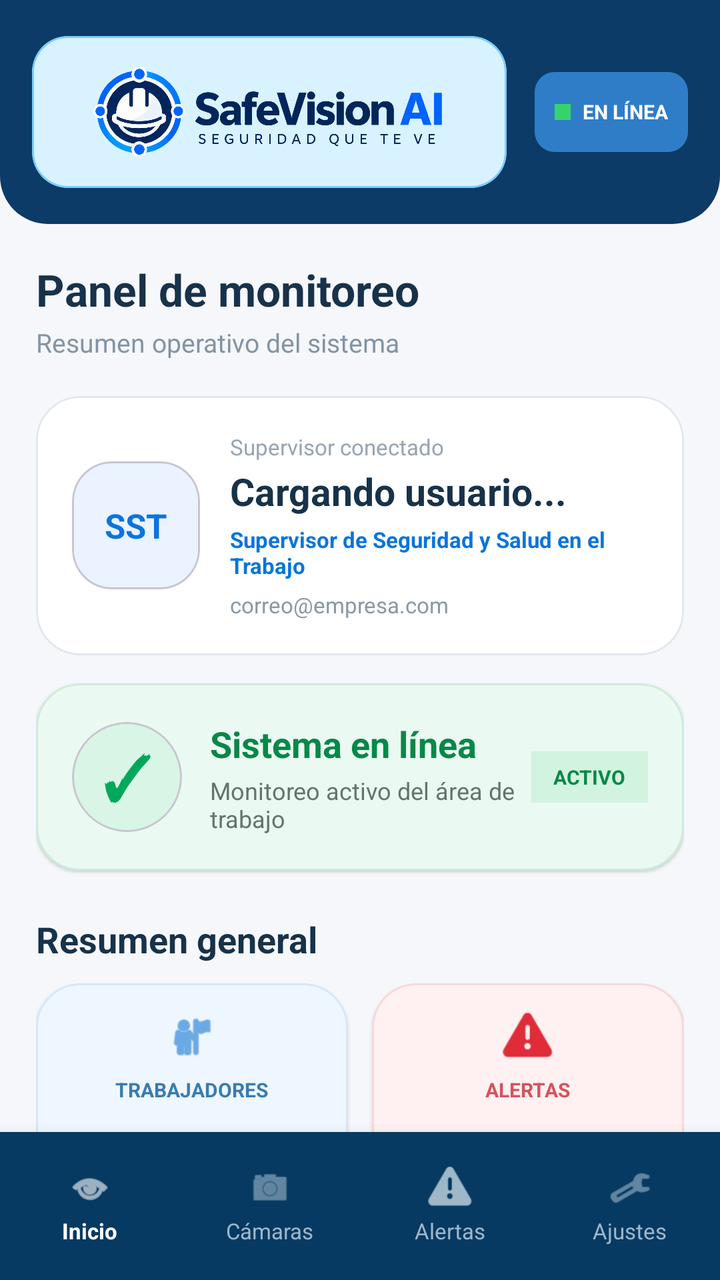
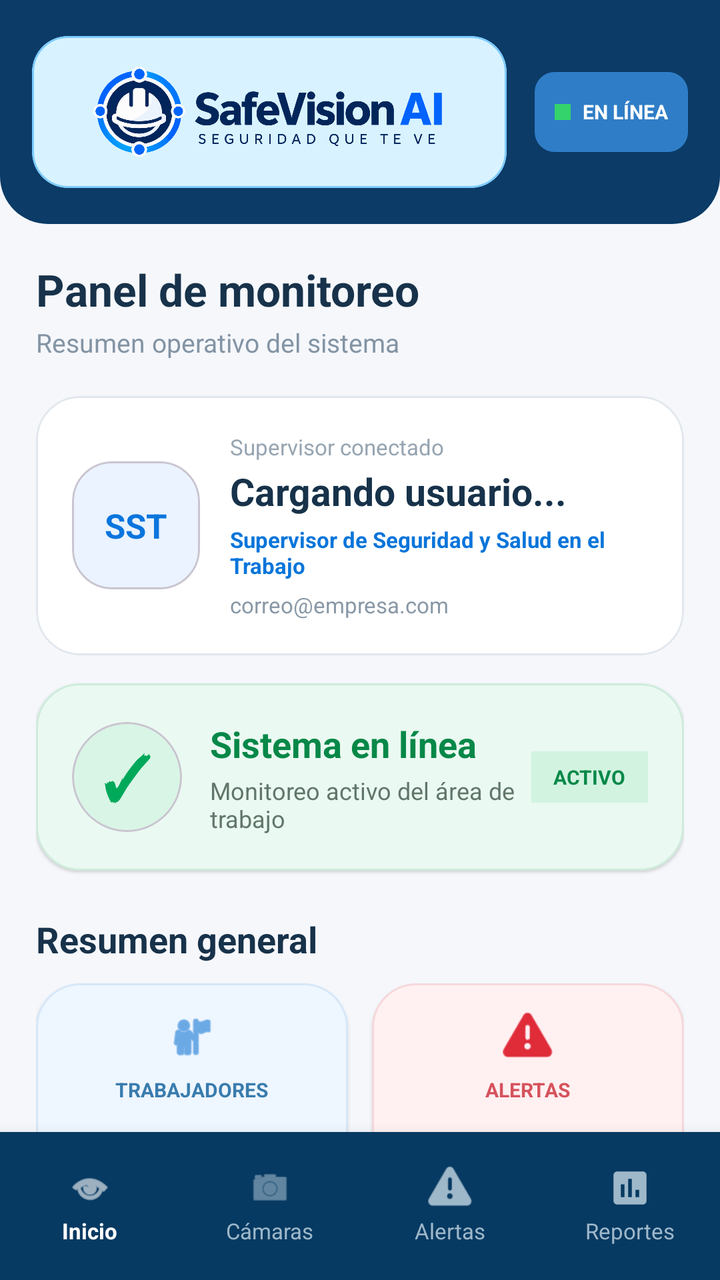

Compare the two renders of this Android layout. The source of the first and the diff that turns it into the second are given below.
<!-- AndroidManifest.xml: application theme Theme.SafeVisionAI -->
<!-- res/layout/activity_inicio.xml -->
<?xml version="1.0" encoding="utf-8"?>
<androidx.constraintlayout.widget.ConstraintLayout
    xmlns:android="http://schemas.android.com/apk/res/android"
    xmlns:app="http://schemas.android.com/apk/res-auto"
    android:layout_width="match_parent"
    android:layout_height="match_parent"
    android:background="#F5F7FB">

    
    
    

    <LinearLayout
        android:id="@+id/headerTop"
        android:layout_width="0dp"
        android:layout_height="112dp"
        android:background="@drawable/bg_header_inicio"
        android:gravity="center_vertical"
        android:orientation="horizontal"
        android:paddingStart="16dp"
        android:paddingEnd="16dp"
        app:layout_constraintTop_toTopOf="parent"
        app:layout_constraintStart_toStartOf="parent"
        app:layout_constraintEnd_toEndOf="parent">

        
        <com.google.android.material.card.MaterialCardView
            android:layout_width="0dp"
            android:layout_height="76dp"
            android:layout_weight="1"
            android:layout_marginEnd="10dp"
            app:cardBackgroundColor="#D8F3FF"
            app:cardCornerRadius="18dp"
            app:cardElevation="0dp"
            app:strokeColor="#7CCBFF"
            app:strokeWidth="1dp">

            <ImageView
                android:layout_width="match_parent"
                android:layout_height="match_parent"
                android:paddingStart="10dp"
                android:paddingTop="6dp"
                android:paddingEnd="10dp"
                android:paddingBottom="6dp"
                android:adjustViewBounds="true"
                android:scaleType="fitCenter"
                android:src="@drawable/safevision_logo_horizontal"
                android:contentDescription="Logo SafeVision AI" />

        </com.google.android.material.card.MaterialCardView>

        
        <LinearLayout
            android:layout_width="wrap_content"
            android:layout_height="40dp"
            android:layout_marginStart="4dp"
            android:background="@drawable/bg_badge_online"
            android:gravity="center"
            android:orientation="horizontal"
            android:paddingStart="10dp"
            android:paddingEnd="10dp">

            <View
                android:layout_width="8dp"
                android:layout_height="8dp"
                android:background="#35D36B" />

            <TextView
                android:layout_width="wrap_content"
                android:layout_height="wrap_content"
                android:layout_marginStart="6dp"
                android:text="EN LÍNEA"
                android:textColor="#FFFFFF"
                android:textSize="10sp"
                android:textStyle="bold" />

        </LinearLayout>

    </LinearLayout>

    
    
    

    <androidx.core.widget.NestedScrollView
        android:id="@+id/scrollContenido"
        android:layout_width="0dp"
        android:layout_height="0dp"
        android:clipToPadding="false"
        android:fillViewport="true"
        app:layout_constraintTop_toBottomOf="@id/headerTop"
        app:layout_constraintBottom_toTopOf="@id/bottomNavigation"
        app:layout_constraintStart_toStartOf="parent"
        app:layout_constraintEnd_toEndOf="parent">

        <LinearLayout
            android:layout_width="match_parent"
            android:layout_height="wrap_content"
            android:orientation="vertical"
            android:paddingStart="18dp"
            android:paddingTop="18dp"
            android:paddingEnd="18dp"
            android:paddingBottom="25dp">

            
            <TextView
                android:layout_width="wrap_content"
                android:layout_height="wrap_content"
                android:text="Panel de monitoreo"
                android:textColor="#17324A"
                android:textSize="22sp"
                android:textStyle="bold" />

            <TextView
                android:layout_width="wrap_content"
                android:layout_height="wrap_content"
                android:layout_marginTop="3dp"
                android:text="Resumen operativo del sistema"
                android:textColor="#8394A4"
                android:textSize="13sp" />

            
            
            

            <com.google.android.material.card.MaterialCardView
                android:layout_width="match_parent"
                android:layout_height="wrap_content"
                android:layout_marginTop="18dp"
                app:cardBackgroundColor="#FFFFFF"
                app:cardCornerRadius="22dp"
                app:cardElevation="2dp"
                app:strokeColor="#E1E7ED"
                app:strokeWidth="1dp">

                <LinearLayout
                    android:layout_width="match_parent"
                    android:layout_height="wrap_content"
                    android:gravity="center_vertical"
                    android:orientation="horizontal"
                    android:padding="18dp">

                    <com.google.android.material.card.MaterialCardView
                        android:layout_width="64dp"
                        android:layout_height="64dp"
                        app:cardBackgroundColor="#EAF3FF"
                        app:cardCornerRadius="20dp"
                        app:cardElevation="0dp">

                        <TextView
                            android:layout_width="match_parent"
                            android:layout_height="match_parent"
                            android:gravity="center"
                            android:text="SST"
                            android:textColor="#0B75DD"
                            android:textSize="17sp"
                            android:textStyle="bold" />

                    </com.google.android.material.card.MaterialCardView>

                    <LinearLayout
                        android:layout_width="0dp"
                        android:layout_height="wrap_content"
                        android:layout_marginStart="15dp"
                        android:layout_weight="1"
                        android:orientation="vertical">

                        <TextView
                            android:layout_width="wrap_content"
                            android:layout_height="wrap_content"
                            android:text="Supervisor conectado"
                            android:textColor="#97A5B2"
                            android:textSize="11sp" />

                        <TextView
                            android:id="@+id/txtNombreSupervisor"
                            android:layout_width="match_parent"
                            android:layout_height="wrap_content"
                            android:layout_marginTop="2dp"
                            android:text="Cargando usuario..."
                            android:textColor="#17324A"
                            android:textSize="19sp"
                            android:textStyle="bold" />

                        <TextView
                            android:id="@+id/txtCargoSupervisor"
                            android:layout_width="match_parent"
                            android:layout_height="wrap_content"
                            android:layout_marginTop="4dp"
                            android:text="Supervisor de Seguridad y Salud en el Trabajo"
                            android:textColor="#0875DA"
                            android:textSize="11sp"
                            android:textStyle="bold" />

                        <TextView
                            android:id="@+id/txtCorreoSupervisor"
                            android:layout_width="match_parent"
                            android:layout_height="wrap_content"
                            android:layout_marginTop="5dp"
                            android:text="correo@empresa.com"
                            android:textColor="#8998A6"
                            android:textSize="11sp" />

                    </LinearLayout>

                </LinearLayout>

            </com.google.android.material.card.MaterialCardView>

            
            
            

            <com.google.android.material.card.MaterialCardView
                android:layout_width="match_parent"
                android:layout_height="wrap_content"
                android:layout_marginTop="14dp"
                app:cardBackgroundColor="#EAF9F1"
                app:cardCornerRadius="22dp"
                app:cardElevation="1dp"
                app:strokeColor="#CFEBDB"
                app:strokeWidth="1dp">

                <LinearLayout
                    android:layout_width="match_parent"
                    android:layout_height="wrap_content"
                    android:gravity="center_vertical"
                    android:orientation="horizontal"
                    android:padding="18dp">

                    <com.google.android.material.card.MaterialCardView
                        android:layout_width="55dp"
                        android:layout_height="55dp"
                        app:cardBackgroundColor="#D9F5E6"
                        app:cardCornerRadius="28dp"
                        app:cardElevation="0dp">

                        <TextView
                            android:layout_width="match_parent"
                            android:layout_height="match_parent"
                            android:gravity="center"
                            android:text="✓"
                            android:textColor="#00A85A"
                            android:textSize="30sp"
                            android:textStyle="bold" />

                    </com.google.android.material.card.MaterialCardView>

                    <LinearLayout
                        android:layout_width="0dp"
                        android:layout_height="wrap_content"
                        android:layout_marginStart="14dp"
                        android:layout_weight="1"
                        android:orientation="vertical">

                        <TextView
                            android:layout_width="wrap_content"
                            android:layout_height="wrap_content"
                            android:text="Sistema en línea"
                            android:textColor="#078848"
                            android:textSize="18sp"
                            android:textStyle="bold" />

                        <TextView
                            android:layout_width="wrap_content"
                            android:layout_height="wrap_content"
                            android:layout_marginTop="3dp"
                            android:text="Monitoreo activo del área de trabajo"
                            android:textColor="#61766B"
                            android:textSize="12sp" />

                    </LinearLayout>

                    <TextView
                        android:layout_width="wrap_content"
                        android:layout_height="wrap_content"
                        android:background="#D2F3E0"
                        android:paddingStart="11dp"
                        android:paddingTop="6dp"
                        android:paddingEnd="11dp"
                        android:paddingBottom="6dp"
                        android:text="ACTIVO"
                        android:textColor="#078848"
                        android:textSize="10sp"
                        android:textStyle="bold" />

                </LinearLayout>

            </com.google.android.material.card.MaterialCardView>

            
            
            

            <TextView
                android:layout_width="wrap_content"
                android:layout_height="wrap_content"
                android:layout_marginTop="22dp"
                android:text="Resumen general"
                android:textColor="#17324A"
                android:textSize="18sp"
                android:textStyle="bold" />

            <LinearLayout
                android:layout_width="match_parent"
                android:layout_height="wrap_content"
                android:layout_marginTop="10dp"
                android:orientation="horizontal">

                
                <com.google.android.material.card.MaterialCardView
                    android:layout_width="0dp"
                    android:layout_height="145dp"
                    android:layout_marginEnd="6dp"
                    android:layout_weight="1"
                    app:cardBackgroundColor="#EEF6FF"
                    app:cardCornerRadius="22dp"
                    app:cardElevation="1dp"
                    app:strokeColor="#D6E7F8"
                    app:strokeWidth="1dp">

                    <LinearLayout
                        android:layout_width="match_parent"
                        android:layout_height="match_parent"
                        android:gravity="center"
                        android:orientation="vertical"
                        android:padding="14dp">

                        <ImageView
                            android:layout_width="25dp"
                            android:layout_height="25dp"
                            android:src="@android:drawable/ic_menu_myplaces"
                            android:contentDescription="Trabajadores"
                            app:tint="#1476D4" />

                        <TextView
                            android:layout_width="wrap_content"
                            android:layout_height="wrap_content"
                            android:layout_marginTop="7dp"
                            android:text="TRABAJADORES"
                            android:textColor="#397CAD"
                            android:textSize="10sp"
                            android:textStyle="bold" />

                        <TextView
                            android:id="@+id/txtCantidadTrabajadores"
                            android:layout_width="wrap_content"
                            android:layout_height="wrap_content"
                            android:layout_marginTop="5dp"
                            android:text="0"
                            android:textColor="#0874DA"
                            android:textSize="38sp"
                            android:textStyle="bold" />

                        <TextView
                            android:layout_width="wrap_content"
                            android:layout_height="wrap_content"
                            android:text="registrados"
                            android:textColor="#7C91A3"
                            android:textSize="11sp" />

                    </LinearLayout>

                </com.google.android.material.card.MaterialCardView>

                
                <com.google.android.material.card.MaterialCardView
                    android:layout_width="0dp"
                    android:layout_height="145dp"
                    android:layout_marginStart="6dp"
                    android:layout_weight="1"
                    app:cardBackgroundColor="#FFF0F1"
                    app:cardCornerRadius="22dp"
                    app:cardElevation="1dp"
                    app:strokeColor="#F5D8DB"
                    app:strokeWidth="1dp">

                    <LinearLayout
                        android:layout_width="match_parent"
                        android:layout_height="match_parent"
                        android:gravity="center"
                        android:orientation="vertical"
                        android:padding="14dp">

                        <ImageView
                            android:layout_width="25dp"
                            android:layout_height="25dp"
                            android:src="@android:drawable/ic_dialog_alert"
                            android:contentDescription="Alertas"
                            app:tint="#E02B39" />

                        <TextView
                            android:layout_width="wrap_content"
                            android:layout_height="wrap_content"
                            android:layout_marginTop="7dp"
                            android:text="ALERTAS"
                            android:textColor="#D6525C"
                            android:textSize="10sp"
                            android:textStyle="bold" />

                        <TextView
                            android:id="@+id/txtCantidadAlertas"
                            android:layout_width="wrap_content"
                            android:layout_height="wrap_content"
                            android:layout_marginTop="5dp"
                            android:text="0"
                            android:textColor="#E32636"
                            android:textSize="38sp"
                            android:textStyle="bold" />

                        <TextView
                            android:layout_width="wrap_content"
                            android:layout_height="wrap_content"
                            android:text="pendientes"
                            android:textColor="#9D777B"
                            android:textSize="11sp" />

                    </LinearLayout>

                </com.google.android.material.card.MaterialCardView>

            </LinearLayout>

            
            
            

            <com.google.android.material.card.MaterialCardView
                android:layout_width="match_parent"
                android:layout_height="wrap_content"
                android:layout_marginTop="14dp"
                app:cardBackgroundColor="#FFFFFF"
                app:cardCornerRadius="22dp"
                app:cardElevation="2dp"
                app:strokeColor="#E1E7ED"
                app:strokeWidth="1dp">

                <LinearLayout
                    android:layout_width="match_parent"
                    android:layout_height="wrap_content"
                    android:orientation="vertical"
                    android:padding="18dp">

                    <TextView
                        android:layout_width="wrap_content"
                        android:layout_height="wrap_content"
                        android:text="Personal monitoreado"
                        android:textColor="#17324A"
                        android:textSize="16sp"
                        android:textStyle="bold" />

                    <TextView
                        android:layout_width="wrap_content"
                        android:layout_height="wrap_content"
                        android:layout_marginTop="3dp"
                        android:text="Trabajadores registrados en SafeVision AI"
                        android:textColor="#8999A7"
                        android:textSize="11sp" />

                    <View
                        android:layout_width="match_parent"
                        android:layout_height="1dp"
                        android:layout_marginTop="14dp"
                        android:layout_marginBottom="14dp"
                        android:background="#E8EDF2" />

                    <TextView
                        android:id="@+id/txtListaTrabajadores"
                        android:layout_width="match_parent"
                        android:layout_height="wrap_content"
                        android:text="No hay trabajadores registrados"
                        android:textColor="#42596B"
                        android:textSize="13sp"
                        android:lineSpacingExtra="4dp" />

                </LinearLayout>

            </com.google.android.material.card.MaterialCardView>

            
            
            

            <com.google.android.material.button.MaterialButton
                android:id="@+id/btnVerAlertas"
                android:layout_width="match_parent"
                android:layout_height="58dp"
                android:layout_marginTop="16dp"
                android:text="VER ALERTAS"
                android:textColor="#FFFFFF"
                android:textSize="14sp"
                android:textStyle="bold"
                app:backgroundTint="#087CEE"
                app:cornerRadius="18dp" />

        </LinearLayout>

    </androidx.core.widget.NestedScrollView>

    
    
    

    <LinearLayout
        android:id="@+id/bottomNavigation"
        android:layout_width="0dp"
        android:layout_height="74dp"
        android:background="#073A62"
        android:elevation="12dp"
        android:orientation="horizontal"
        app:layout_constraintBottom_toBottomOf="parent"
        app:layout_constraintStart_toStartOf="parent"
        app:layout_constraintEnd_toEndOf="parent">

        
        <LinearLayout
            android:id="@+id/navInicio"
            android:layout_width="0dp"
            android:layout_height="match_parent"
            android:layout_weight="1"
            android:gravity="center"
            android:orientation="vertical">

            <ImageView
                android:layout_width="22dp"
                android:layout_height="22dp"
                android:src="@android:drawable/ic_menu_view"
                android:contentDescription="Inicio"
                app:tint="#FFFFFF" />

            <TextView
                android:layout_width="wrap_content"
                android:layout_height="wrap_content"
                android:layout_marginTop="3dp"
                android:text="Inicio"
                android:textColor="#FFFFFF"
                android:textSize="11sp"
                android:textStyle="bold" />

        </LinearLayout>

        
        <LinearLayout
            android:id="@+id/navCamaras"
            android:layout_width="0dp"
            android:layout_height="match_parent"
            android:layout_weight="1"
            android:clickable="true"
            android:focusable="true"
            android:gravity="center"
            android:orientation="vertical">

            <ImageView
                android:layout_width="22dp"
                android:layout_height="22dp"
                android:src="@android:drawable/ic_menu_camera"
                android:contentDescription="Cámaras"
                app:tint="#9EB8CA" />

            <TextView
                android:layout_width="wrap_content"
                android:layout_height="wrap_content"
                android:layout_marginTop="3dp"
                android:text="Cámaras"
                android:textColor="#9EB8CA"
                android:textSize="11sp" />

        </LinearLayout>

        
        <LinearLayout
            android:id="@+id/navAlertas"
            android:layout_width="0dp"
            android:layout_height="match_parent"
            android:layout_weight="1"
            android:clickable="true"
            android:focusable="true"
            android:gravity="center"
            android:orientation="vertical">

            <ImageView
                android:layout_width="22dp"
                android:layout_height="22dp"
                android:src="@android:drawable/ic_dialog_alert"
                android:contentDescription="Alertas"
                app:tint="#9EB8CA" />

            <TextView
                android:layout_width="wrap_content"
                android:layout_height="wrap_content"
                android:layout_marginTop="3dp"
                android:text="Alertas"
                android:textColor="#9EB8CA"
                android:textSize="11sp" />

        </LinearLayout>

        
        <LinearLayout
            android:id="@+id/navAjustes"
            android:layout_width="0dp"
            android:layout_height="match_parent"
            android:layout_weight="1"
            android:clickable="true"
            android:focusable="true"
            android:gravity="center"
            android:orientation="vertical">

            <ImageView
                android:layout_width="22dp"
                android:layout_height="22dp"
                android:src="@android:drawable/ic_menu_manage"
                android:contentDescription="Ajustes"
                app:tint="#9EB8CA" />

            <TextView
                android:layout_width="wrap_content"
                android:layout_height="wrap_content"
                android:layout_marginTop="3dp"
                android:text="Ajustes"
                android:textColor="#9EB8CA"
                android:textSize="11sp" />

        </LinearLayout>

    </LinearLayout>

</androidx.constraintlayout.widget.ConstraintLayout>
<!-- resources referenced by this layout -->
<resources>
  <!-- drawable bg_badge_online (drawable) -->
  <?xml version="1.0" encoding="utf-8"?>
  <shape xmlns:android="http://schemas.android.com/apk/res/android">
      <solid android:color="#2F7DC7"/>
      <corners android:radius="10dp"/>
  </shape>
  <!-- drawable bg_header_inicio (drawable) -->
  <?xml version="1.0" encoding="utf-8"?>
  <shape xmlns:android="http://schemas.android.com/apk/res/android">
      <solid android:color="#0B3B66"/>
      <corners
          android:bottomLeftRadius="24dp"
          android:bottomRightRadius="24dp"/>
  </shape>
  <!-- drawable safevision_logo_horizontal: png bitmap (drawable, 505114 bytes) -->
  <style name="Theme.SafeVisionAI" parent="Base.Theme.SafeVisionAI" />
  <style name="Base.Theme.SafeVisionAI" parent="Theme.Material3.DayNight.NoActionBar">
          
          
      </style>
</resources>

<!-- the commit's change to res/layout/activity_inicio.xml (unified diff, before → after) -->
@@ -597,7 +597,7 @@
 
         
         <LinearLayout
-            android:id="@+id/navAjustes"
+            android:id="@+id/navReportes"
             android:layout_width="0dp"
             android:layout_height="match_parent"
             android:layout_weight="1"
@@ -609,15 +609,15 @@
             <ImageView
                 android:layout_width="22dp"
                 android:layout_height="22dp"
-                android:src="@android:drawable/ic_menu_manage"
-                android:contentDescription="Ajustes"
+                android:src="@drawable/ic_nav_reportes"
+                android:contentDescription="Reportes"
                 app:tint="#9EB8CA" />
 
             <TextView
                 android:layout_width="wrap_content"
                 android:layout_height="wrap_content"
                 android:layout_marginTop="3dp"
-                android:text="Ajustes"
+                android:text="Reportes"
                 android:textColor="#9EB8CA"
                 android:textSize="11sp" />
 
<!-- resource entries referenced after the edit -->
@@ -14,6 +14,16 @@
           android:bottomLeftRadius="24dp"
           android:bottomRightRadius="24dp"/>
   </shape>
+  <!-- drawable ic_nav_reportes (drawable) -->
+  <vector xmlns:android="http://schemas.android.com/apk/res/android"
+      android:width="24dp"
+      android:height="24dp"
+      android:viewportWidth="24"
+      android:viewportHeight="24">
+      <path
+          android:fillColor="#FFFFFFFF"
+          android:pathData="M19,3H5C3.9,3 3,3.9 3,5v14c0,1.1 0.9,2 2,2h14c1.1,0 2,-0.9 2,-2V5C21,3.9 20.1,3 19,3zM9,17H7v-7h2V17zM13,17h-2V7h2V17zM17,17h-2v-4h2V17z"/>
+  </vector>
   <!-- drawable safevision_logo_horizontal: png bitmap (drawable, 505114 bytes) -->
   <style name="Theme.SafeVisionAI" parent="Base.Theme.SafeVisionAI" />
   <style name="Base.Theme.SafeVisionAI" parent="Theme.Material3.DayNight.NoActionBar">
